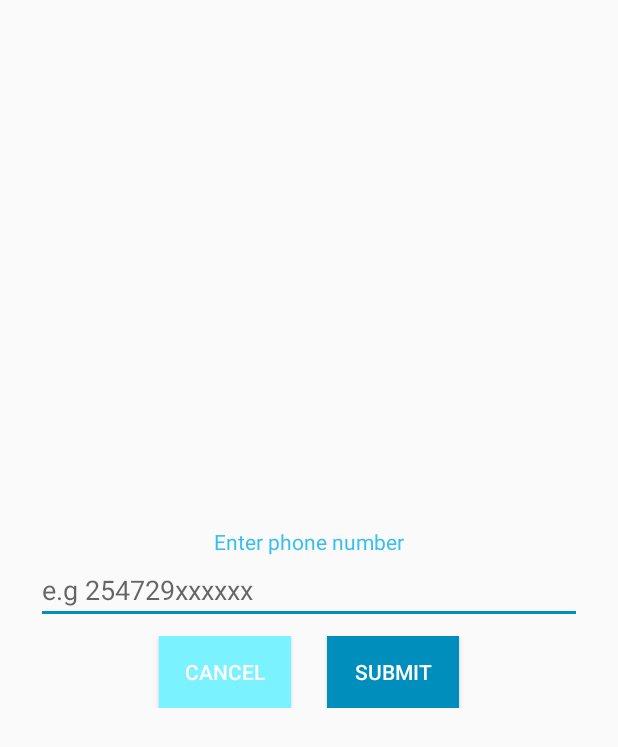
After one commit to machariamaguta/majimaji, an Android app: the layout fragment_phonenumber.xml on its own in the app's theme, with its tools: preview values and no code run, on a phone screen of 412 x 824 dp. The commit adds this screen. Shown: the top 747 px of the screen. Run offline under Robolectric (Android 15) with nearby library versions, the phone set to English and light mode, and no system bars.

Commit message:
phonenumber fragment

```diff
--- /dev/null
+++ b/app/src/main/java/mfanyakazi/com/mobiwater/utils/Constants.java
@@ -0,0 +1,5 @@
+package mfanyakazi.com.mobiwater.utils;
+
+public class Constants {
+    public static final String API_BASE_URL =  "http://timizandoto.co.ke/apptoken/";
+}
--- a/app/src/main/res/layout/activity_main.xml
+++ b/app/src/main/res/layout/activity_main.xml
@@ -10,6 +10,7 @@
         android:layout_width="fill_parent"
         android:layout_height="fill_parent"
         android:id="@+id/webView"
-        android:animateLayoutChanges="true"></WebView>
+        android:animateLayoutChanges="true"/>
+
 
 </RelativeLayout>
--- /dev/null
+++ b/app/src/main/res/layout/fragment_phonenumber.xml
@@ -0,0 +1,45 @@
+<?xml version="1.0" encoding="utf-8"?>
+<LinearLayout xmlns:android="http://schemas.android.com/apk/res/android"
+    android:orientation="vertical" android:layout_width="match_parent"
+    android:layout_height="wrap_content"
+    android:layout_margin="12dp"
+    android:padding="12dp"
+    android:layout_gravity="center"
+    android:id="@+id/phone_ll">
+    <TextView
+        android:layout_width="match_parent"
+        android:layout_height="wrap_content"
+        android:gravity="center"
+        android:text="Enter phone number"
+        android:textColor="@color/colorPrimary"
+        />
+    <EditText
+        android:layout_width="match_parent"
+        android:layout_height="wrap_content"
+        android:hint="e.g 254729xxxxxx"
+        android:layout_gravity="center"
+        android:id="@+id/phone_number_et"/>
+    <LinearLayout
+        android:layout_width="match_parent"
+        android:layout_height="wrap_content"
+        android:orientation="horizontal"
+        android:gravity="center"
+        android:layout_marginTop="8dp">
+        <Button
+            android:layout_width="wrap_content"
+            android:layout_height="wrap_content"
+            android:id="@+id/cancel_btn"
+            android:text="CANCEL"
+            android:layout_marginRight="24dp"
+            android:textColor="#ffffff"
+            android:background="@color/colorPrimaryLight"/>
+        <Button
+            android:layout_width="wrap_content"
+            android:layout_height="wrap_content"
+            android:id="@+id/submit_btn"
+            android:text="SUBMIT"
+            android:textColor="#ffffff"
+            android:background="@color/colorPrimaryDark"/>
+    </LinearLayout>
+
+</LinearLayout>
```
Also changed, not shown: app/build.gradle (+8 -0 lines), app/src/main/AndroidManifest.xml (+4 -6 lines), app/src/main/java/mfanyakazi/com/mobiwater/MainActivity.java (+6 -4 lines), app/src/main/java/mfanyakazi/com/mobiwater/MainApplication.java (added, +30 -0 lines), app/src/main/java/mfanyakazi/com/mobiwater/More.java (+36 -2 lines), app/src/main/java/mfanyakazi/com/mobiwater/PhoneNumberDialogue.java (added, +117 -0 lines), app/src/main/java/mfanyakazi/com/mobiwater/model/TokenMessage.java (added, +30 -0 lines), app/src/main/java/mfanyakazi/com/mobiwater/model/TokenResponse.java (added, +15 -0 lines), app/src/main/java/mfanyakazi/com/mobiwater/service/MyFirebaseInstanceIdService.java (deleted, +0 -28 lines), app/src/main/java/mfanyakazi/com/mobiwater/service/MyFirebaseMessagingService.java (+18 -0 lines), app/src/main/java/mfanyakazi/com/mobiwater/service/NetworkService.java (added, +59 -0 lines), app/src/main/java/mfanyakazi/com/mobiwater/service/SendToken.java (added, +66 -0 lines), app/src/main/java/mfanyakazi/com/mobiwater/service/SendTokenTask.java (added, +94 -0 lines), app/src/main/java/mfanyakazi/com/mobiwater/utils/NetworkAPI.java (added, +23 -0 lines), 1 more files.
